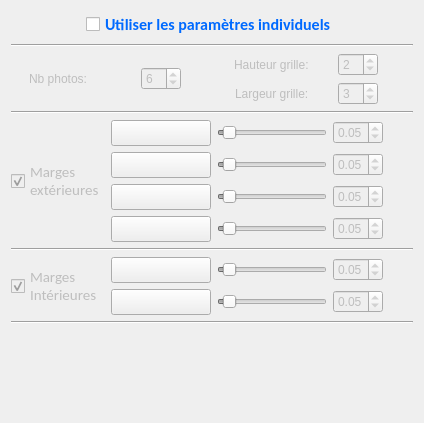
First picture: the form in PhotosConsigne/ui/IndividualPage.ui, repository FlorianLance/PhotosConsigne, before the edit.
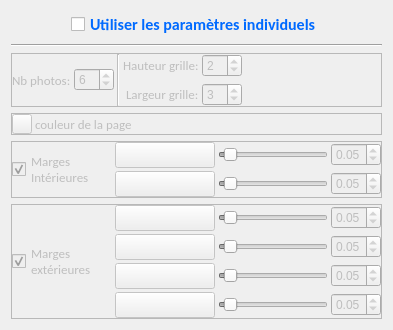
Second picture: the form after the edit. Icons and pictures are not drawn.

Diff of the .ui file:
```diff
--- a/PhotosConsigne/ui/IndividualPage.ui
+++ b/PhotosConsigne/ui/IndividualPage.ui
@@ -6,27 +6,14 @@
    <rect>
     <x>0</x>
     <y>0</y>
-    <width>420</width>
-    <height>423</height>
+    <width>389</width>
+    <height>324</height>
    </rect>
   </property>
   <property name="windowTitle">
    <string>Form</string>
   </property>
   <layout class="QGridLayout" name="gridLayout">
-   <item row="5" column="0">
-    <spacer name="verticalSpacer">
-     <property name="orientation">
-      <enum>Qt::Vertical</enum>
-     </property>
-     <property name="sizeHint" stdset="0">
-      <size>
-       <width>20</width>
-       <height>40</height>
-      </size>
-     </property>
-    </spacer>
-   </item>
    <item row="0" column="0">
     <layout class="QHBoxLayout" name="horizontalLayout">
      <item alignment="Qt::AlignHCenter">
@@ -64,151 +51,326 @@
      </property>
     </widget>
    </item>
-   <item row="2" column="0">
-    <layout class="QGridLayout" name="gridLayout_2">
-     <item row="9" column="2">
-      <widget class="QPushButton" name="pbVerticalMargins">
-       <property name="minimumSize">
-        <size>
-         <width>100</width>
-         <height>26</height>
-        </size>
-       </property>
-       <property name="maximumSize">
-        <size>
-         <width>100</width>
-         <height>25</height>
-        </size>
-       </property>
-       <property name="text">
-        <string/>
-       </property>
-       <property name="icon">
-        <iconset resource="../resources.qrc">
-         <normaloff>:/images/vInterMargins</normaloff>:/images/vInterMargins</iconset>
-       </property>
-       <property name="iconSize">
-        <size>
-         <width>100</width>
-         <height>60</height>
-        </size>
-       </property>
-      </widget>
-     </item>
-     <item row="3" column="0" colspan="10">
-      <widget class="Line" name="line_2">
+   <item row="10" column="0">
+    <spacer name="verticalSpacer">
        <property name="orientation">
-        <enum>Qt::Horizontal</enum>
-       </property>
-      </widget>
-     </item>
-     <item row="6" column="2">
-      <widget class="QPushButton" name="pbRightMargins">
-       <property name="minimumSize">
+      <enum>Qt::Vertical</enum>
+     </property>
+     <property name="sizeHint" stdset="0">
         <size>
-         <width>100</width>
-         <height>26</height>
-        </size>
-       </property>
-       <property name="maximumSize">
+       <width>20</width>
+       <height>40</height>
+      </size>
+     </property>
+    </spacer>
+   </item>
+   <item row="6" column="0">
+    <widget class="QFrame" name="fInterMargins">
+     <property name="enabled">
+      <bool>false</bool>
+     </property>
+     <property name="minimumSize">
         <size>
-         <width>100</width>
-         <height>25</height>
-        </size>
-       </property>
-       <property name="text">
-        <string/>
-       </property>
-       <property name="icon">
-        <iconset resource="../resources.qrc">
-         <normaloff>:/images/rightExtMargins</normaloff>:/images/rightExtMargins</iconset>
-       </property>
-       <property name="iconSize">
-        <size>
-         <width>100</width>
-         <height>60</height>
-        </size>
-       </property>
-      </widget>
-     </item>
-     <item row="7" column="2">
-      <widget class="QPushButton" name="pbBottomMargins">
-       <property name="minimumSize">
-        <size>
-         <width>100</width>
-         <height>26</height>
-        </size>
-       </property>
-       <property name="maximumSize">
-        <size>
-         <width>100</width>
-         <height>25</height>
-        </size>
-       </property>
-       <property name="text">
-        <string/>
-       </property>
-       <property name="icon">
-        <iconset resource="../resources.qrc">
-         <normaloff>:/images/bottomExtMargins</normaloff>:/images/bottomExtMargins</iconset>
-       </property>
-       <property name="iconSize">
-        <size>
-         <width>100</width>
-         <height>60</height>
-        </size>
-       </property>
-      </widget>
-     </item>
-     <item row="9" column="0" rowspan="2" colspan="2">
+       <width>0</width>
+       <height>0</height>
+      </size>
+     </property>
+     <property name="frameShape">
+      <enum>QFrame::StyledPanel</enum>
+     </property>
+     <property name="frameShadow">
+      <enum>QFrame::Raised</enum>
+     </property>
+     <layout class="QGridLayout" name="gridLayout_5">
+      <property name="leftMargin">
+       <number>0</number>
+      </property>
+      <property name="topMargin">
+       <number>0</number>
+      </property>
+      <property name="rightMargin">
+       <number>0</number>
+      </property>
+      <property name="bottomMargin">
+       <number>0</number>
+      </property>
+      <property name="spacing">
+       <number>3</number>
+      </property>
+      <item row="0" column="0" rowspan="2">
       <widget class="QCheckBox" name="cbAddInteriorMargins">
        <property name="enabled">
         <bool>false</bool>
        </property>
+        <property name="minimumSize">
+         <size>
+          <width>100</width>
+          <height>0</height>
+         </size>
+        </property>
        <property name="toolTip">
         <string>Activation des marges intérieures</string>
        </property>
        <property name="styleSheet">
-        <string notr="true">QWidget {
-  
-    font:  11pt Calibri;
+         <string notr="true">QWidget{  
 
-
+    font:  10pt Calibri;
  }
 
-QWidget::enabled{
-
+QWidget::enabled {
 
 	color : rgb(0,106,255);
 }</string>
        </property>
        <property name="text">
         <string>Marges 
-Intérieures</string>
+Intérieures </string>
        </property>
        <property name="checked">
         <bool>true</bool>
        </property>
       </widget>
      </item>
-     <item row="4" column="0" rowspan="4" colspan="2">
+      <item row="0" column="3">
+       <widget class="QDoubleSpinBox" name="dsbVerticalMargins">
+        <property name="enabled">
+         <bool>false</bool>
+        </property>
+        <property name="maximumSize">
+         <size>
+          <width>50</width>
+          <height>16777215</height>
+         </size>
+        </property>
+        <property name="toolTip">
+         <string>Ratio de la marge intérieure verticale</string>
+        </property>
+        <property name="maximum">
+         <double>1.000000000000000</double>
+        </property>
+        <property name="singleStep">
+         <double>0.010000000000000</double>
+        </property>
+        <property name="value">
+         <double>0.050000000000000</double>
+        </property>
+       </widget>
+      </item>
+      <item row="1" column="2">
+       <widget class="QSlider" name="hsHorizontalMargins">
+        <property name="enabled">
+         <bool>false</bool>
+        </property>
+        <property name="minimumSize">
+         <size>
+          <width>110</width>
+          <height>0</height>
+         </size>
+        </property>
+        <property name="maximumSize">
+         <size>
+          <width>110</width>
+          <height>16777215</height>
+         </size>
+        </property>
+        <property name="toolTip">
+         <string>Ratio de la marge intérieure horizontale</string>
+        </property>
+        <property name="maximum">
+         <number>1000</number>
+        </property>
+        <property name="value">
+         <number>50</number>
+        </property>
+        <property name="orientation">
+         <enum>Qt::Horizontal</enum>
+        </property>
+       </widget>
+      </item>
+      <item row="0" column="2">
+       <widget class="QSlider" name="hsVerticalMargins">
+        <property name="enabled">
+         <bool>false</bool>
+        </property>
+        <property name="minimumSize">
+         <size>
+          <width>110</width>
+          <height>0</height>
+         </size>
+        </property>
+        <property name="maximumSize">
+         <size>
+          <width>110</width>
+          <height>16777215</height>
+         </size>
+        </property>
+        <property name="toolTip">
+         <string>Ratio de la marge intérieure verticale</string>
+        </property>
+        <property name="maximum">
+         <number>1000</number>
+        </property>
+        <property name="value">
+         <number>50</number>
+        </property>
+        <property name="orientation">
+         <enum>Qt::Horizontal</enum>
+        </property>
+       </widget>
+      </item>
+      <item row="0" column="1">
+       <widget class="QPushButton" name="pbVerticalMargins">
+        <property name="minimumSize">
+         <size>
+          <width>100</width>
+          <height>26</height>
+         </size>
+        </property>
+        <property name="maximumSize">
+         <size>
+          <width>100</width>
+          <height>25</height>
+         </size>
+        </property>
+        <property name="text">
+         <string/>
+        </property>
+        <property name="icon">
+         <iconset resource="../resources.qrc">
+          <normaloff>:/images/vInterMargins</normaloff>:/images/vInterMargins</iconset>
+        </property>
+        <property name="iconSize">
+         <size>
+          <width>100</width>
+          <height>60</height>
+         </size>
+        </property>
+       </widget>
+      </item>
+      <item row="1" column="1">
+       <widget class="QPushButton" name="pbHorizontalMargins">
+        <property name="minimumSize">
+         <size>
+          <width>100</width>
+          <height>26</height>
+         </size>
+        </property>
+        <property name="maximumSize">
+         <size>
+          <width>100</width>
+          <height>25</height>
+         </size>
+        </property>
+        <property name="text">
+         <string/>
+        </property>
+        <property name="icon">
+         <iconset resource="../resources.qrc">
+          <normaloff>:/images/hInterMargins</normaloff>:/images/hInterMargins</iconset>
+        </property>
+        <property name="iconSize">
+         <size>
+          <width>100</width>
+          <height>60</height>
+         </size>
+        </property>
+       </widget>
+      </item>
+      <item row="1" column="3">
+       <widget class="QDoubleSpinBox" name="dsbHorizontalMargins">
+        <property name="enabled">
+         <bool>false</bool>
+        </property>
+        <property name="maximumSize">
+         <size>
+          <width>50</width>
+          <height>16777215</height>
+         </size>
+        </property>
+        <property name="toolTip">
+         <string>Ratio de la marge intérieure horizontale</string>
+        </property>
+        <property name="maximum">
+         <double>1.000000000000000</double>
+        </property>
+        <property name="singleStep">
+         <double>0.010000000000000</double>
+        </property>
+        <property name="value">
+         <double>0.050000000000000</double>
+        </property>
+       </widget>
+      </item>
+      <item row="0" column="4">
+       <spacer name="horizontalSpacer_5">
+        <property name="orientation">
+         <enum>Qt::Horizontal</enum>
+        </property>
+        <property name="sizeHint" stdset="0">
+         <size>
+          <width>40</width>
+          <height>20</height>
+         </size>
+        </property>
+       </spacer>
+      </item>
+     </layout>
+    </widget>
+   </item>
+   <item row="7" column="0">
+    <widget class="QFrame" name="fExternMargins">
+     <property name="enabled">
+      <bool>false</bool>
+     </property>
+     <property name="minimumSize">
+      <size>
+       <width>0</width>
+       <height>0</height>
+      </size>
+     </property>
+     <property name="frameShape">
+      <enum>QFrame::StyledPanel</enum>
+     </property>
+     <property name="frameShadow">
+      <enum>QFrame::Raised</enum>
+     </property>
+     <layout class="QGridLayout" name="gridLayout_4">
+      <property name="leftMargin">
+       <number>0</number>
+      </property>
+      <property name="topMargin">
+       <number>0</number>
+      </property>
+      <property name="rightMargin">
+       <number>0</number>
+      </property>
+      <property name="bottomMargin">
+       <number>0</number>
+      </property>
+      <property name="spacing">
+       <number>3</number>
+      </property>
+      <item row="0" column="0" rowspan="4" alignment="Qt::AlignLeft">
       <widget class="QCheckBox" name="cbAddExteriorMargins">
        <property name="enabled">
         <bool>false</bool>
        </property>
+        <property name="minimumSize">
+         <size>
+          <width>100</width>
+          <height>0</height>
+         </size>
+        </property>
        <property name="toolTip">
         <string>Activation des marges extérieures</string>
        </property>
        <property name="styleSheet">
-        <string notr="true">QWidget {
-  
-    font:  11pt Calibri;
+         <string notr="true">QWidget{  
 
-
+    font:  10pt Calibri;
  }
 
-QWidget::enabled{
-
+QWidget::enabled {
 
 	color : rgb(0,106,255);
 }</string>
@@ -222,7 +384,36 @@
        </property>
       </widget>
      </item>
-     <item row="5" column="2">
+      <item row="3" column="1">
+       <widget class="QPushButton" name="pbRightMargins">
+        <property name="minimumSize">
+         <size>
+          <width>100</width>
+          <height>26</height>
+         </size>
+        </property>
+        <property name="maximumSize">
+         <size>
+          <width>100</width>
+          <height>25</height>
+         </size>
+        </property>
+        <property name="text">
+         <string/>
+        </property>
+        <property name="icon">
+         <iconset resource="../resources.qrc">
+          <normaloff>:/images/rightExtMargins</normaloff>:/images/rightExtMargins</iconset>
+        </property>
+        <property name="iconSize">
+         <size>
+          <width>100</width>
+          <height>60</height>
+         </size>
+        </property>
+       </widget>
+      </item>
+      <item row="0" column="1">
       <widget class="QPushButton" name="pbTopMargins">
        <property name="minimumSize">
         <size>
@@ -251,14 +442,92 @@
        </property>
       </widget>
      </item>
-     <item row="11" column="0" colspan="10">
-      <widget class="Line" name="line_4">
+      <item row="1" column="1">
+       <widget class="QPushButton" name="pbBottomMargins">
+        <property name="minimumSize">
+         <size>
+          <width>100</width>
+          <height>26</height>
+         </size>
+        </property>
+        <property name="maximumSize">
+         <size>
+          <width>100</width>
+          <height>25</height>
+         </size>
+        </property>
+        <property name="text">
+         <string/>
+        </property>
+        <property name="icon">
+         <iconset resource="../resources.qrc">
+          <normaloff>:/images/bottomExtMargins</normaloff>:/images/bottomExtMargins</iconset>
+        </property>
+        <property name="iconSize">
+         <size>
+          <width>100</width>
+          <height>60</height>
+         </size>
+        </property>
+       </widget>
+      </item>
+      <item row="1" column="2">
+       <widget class="QSlider" name="hsBottomMargins">
+        <property name="enabled">
+         <bool>false</bool>
+        </property>
+        <property name="minimumSize">
+         <size>
+          <width>110</width>
+          <height>0</height>
+         </size>
+        </property>
+        <property name="maximumSize">
+         <size>
+          <width>110</width>
+          <height>16777215</height>
+         </size>
+        </property>
+        <property name="toolTip">
+         <string>Ratio de la marge extérieure du bas</string>
+        </property>
+        <property name="maximum">
+         <number>1000</number>
+        </property>
+        <property name="value">
+         <number>50</number>
+        </property>
        <property name="orientation">
         <enum>Qt::Horizontal</enum>
        </property>
       </widget>
      </item>
-     <item row="4" column="2">
+      <item row="1" column="3">
+       <widget class="QDoubleSpinBox" name="dsbBottomMargins">
+        <property name="enabled">
+         <bool>false</bool>
+        </property>
+        <property name="maximumSize">
+         <size>
+          <width>50</width>
+          <height>16777215</height>
+         </size>
+        </property>
+        <property name="toolTip">
+         <string>Ratio de la marge extérieure du bas</string>
+        </property>
+        <property name="maximum">
+         <double>1.000000000000000</double>
+        </property>
+        <property name="singleStep">
+         <double>0.010000000000000</double>
+        </property>
+        <property name="value">
+         <double>0.050000000000000</double>
+        </property>
+       </widget>
+      </item>
+      <item row="2" column="1">
       <widget class="QPushButton" name="pbLeftMargins">
        <property name="minimumSize">
         <size>
@@ -293,43 +562,69 @@
        </property>
       </widget>
      </item>
-     <item row="10" column="2">
-      <widget class="QPushButton" name="pbHorizontalMargins">
+      <item row="3" column="2">
+       <widget class="QSlider" name="hsRightMargins">
+        <property name="enabled">
+         <bool>false</bool>
+        </property>
        <property name="minimumSize">
         <size>
-         <width>100</width>
-         <height>26</height>
+          <width>110</width>
+          <height>0</height>
         </size>
        </property>
        <property name="maximumSize">
         <size>
-         <width>100</width>
-         <height>25</height>
-        </size>
-       </property>
-       <property name="text">
-        <string/>
-       </property>
-       <property name="icon">
-        <iconset resource="../resources.qrc">
-         <normaloff>:/images/hInterMargins</normaloff>:/images/hInterMargins</iconset>
-       </property>
-       <property name="iconSize">
-        <size>
-         <width>100</width>
-         <height>60</height>
-        </size>
-       </property>
-      </widget>
-     </item>
-     <item row="8" column="0" colspan="10">
-      <widget class="Line" name="line_5">
+          <width>110</width>
+          <height>16777215</height>
+         </size>
+        </property>
+        <property name="toolTip">
+         <string>Ratio de la marge extérieure droite</string>
+        </property>
+        <property name="maximum">
+         <number>1000</number>
+        </property>
+        <property name="value">
+         <number>50</number>
+        </property>
+        <property name="orientation">
+         <enum>Qt::Horizontal</enum>
+        </property>
+       </widget>
+      </item>
+      <item row="0" column="2">
+       <widget class="QSlider" name="hsTopMargins">
+        <property name="enabled">
+         <bool>false</bool>
+        </property>
+        <property name="minimumSize">
+         <size>
+          <width>110</width>
+          <height>0</height>
+         </size>
+        </property>
+        <property name="maximumSize">
+         <size>
+          <width>110</width>
+          <height>16777215</height>
+         </size>
+        </property>
+        <property name="toolTip">
+         <string>Ratio de la marge extérieure du haut</string>
+        </property>
+        <property name="maximum">
+         <number>1000</number>
+        </property>
+        <property name="value">
+         <number>50</number>
+        </property>
        <property name="orientation">
         <enum>Qt::Horizontal</enum>
        </property>
       </widget>
      </item>
-     <item row="4" column="3">
+      <item row="2" column="2">
       <widget class="QSlider" name="hsLeftMargins">
        <property name="enabled">
         <bool>false</bool>
@@ -360,237 +655,7 @@
        </property>
       </widget>
      </item>
-     <item row="5" column="3">
-      <widget class="QSlider" name="hsTopMargins">
-       <property name="enabled">
-        <bool>false</bool>
-       </property>
-       <property name="minimumSize">
-        <size>
-         <width>110</width>
-         <height>0</height>
-        </size>
-       </property>
-       <property name="maximumSize">
-        <size>
-         <width>110</width>
-         <height>16777215</height>
-        </size>
-       </property>
-       <property name="toolTip">
-        <string>Ratio de la marge extérieure du haut</string>
-       </property>
-       <property name="maximum">
-        <number>1000</number>
-       </property>
-       <property name="value">
-        <number>50</number>
-       </property>
-       <property name="orientation">
-        <enum>Qt::Horizontal</enum>
-       </property>
-      </widget>
-     </item>
-     <item row="6" column="3">
-      <widget class="QSlider" name="hsRightMargins">
-       <property name="enabled">
-        <bool>false</bool>
-       </property>
-       <property name="minimumSize">
-        <size>
-         <width>110</width>
-         <height>0</height>
-        </size>
-       </property>
-       <property name="maximumSize">
-        <size>
-         <width>110</width>
-         <height>16777215</height>
-        </size>
-       </property>
-       <property name="toolTip">
-        <string>Ratio de la marge extérieure droite</string>
-       </property>
-       <property name="maximum">
-        <number>1000</number>
-       </property>
-       <property name="value">
-        <number>50</number>
-       </property>
-       <property name="orientation">
-        <enum>Qt::Horizontal</enum>
-       </property>
-      </widget>
-     </item>
-     <item row="7" column="3">
-      <widget class="QSlider" name="hsBottomMargins">
-       <property name="enabled">
-        <bool>false</bool>
-       </property>
-       <property name="minimumSize">
-        <size>
-         <width>110</width>
-         <height>0</height>
-        </size>
-       </property>
-       <property name="maximumSize">
-        <size>
-         <width>110</width>
-         <height>16777215</height>
-        </size>
-       </property>
-       <property name="toolTip">
-        <string>Ratio de la marge extérieure du bas</string>
-       </property>
-       <property name="maximum">
-        <number>1000</number>
-       </property>
-       <property name="value">
-        <number>50</number>
-       </property>
-       <property name="orientation">
-        <enum>Qt::Horizontal</enum>
-       </property>
-      </widget>
-     </item>
-     <item row="9" column="3">
-      <widget class="QSlider" name="hsVerticalMargins">
-       <property name="enabled">
-        <bool>false</bool>
-       </property>
-       <property name="minimumSize">
-        <size>
-         <width>110</width>
-         <height>0</height>
-        </size>
-       </property>
-       <property name="maximumSize">
-        <size>
-         <width>110</width>
-         <height>16777215</height>
-        </size>
-       </property>
-       <property name="toolTip">
-        <string>Ratio de la marge intérieure verticale</string>
-       </property>
-       <property name="maximum">
-        <number>1000</number>
-       </property>
-       <property name="value">
-        <number>50</number>
-       </property>
-       <property name="orientation">
-        <enum>Qt::Horizontal</enum>
-       </property>
-      </widget>
-     </item>
-     <item row="10" column="3">
-      <widget class="QSlider" name="hsHorizontalMargins">
-       <property name="enabled">
-        <bool>false</bool>
-       </property>
-       <property name="minimumSize">
-        <size>
-         <width>110</width>
-         <height>0</height>
-        </size>
-       </property>
-       <property name="maximumSize">
-        <size>
-         <width>110</width>
-         <height>16777215</height>
-        </size>
-       </property>
-       <property name="toolTip">
-        <string>Ratio de la marge intérieure horizontale</string>
-       </property>
-       <property name="maximum">
-        <number>1000</number>
-       </property>
-       <property name="value">
-        <number>50</number>
-       </property>
-       <property name="orientation">
-        <enum>Qt::Horizontal</enum>
-       </property>
-      </widget>
-     </item>
-     <item row="10" column="4">
-      <widget class="QDoubleSpinBox" name="dsbHorizontalMargins">
-       <property name="enabled">
-        <bool>false</bool>
-       </property>
-       <property name="maximumSize">
-        <size>
-         <width>50</width>
-         <height>16777215</height>
-        </size>
-       </property>
-       <property name="toolTip">
-        <string>Ratio de la marge intérieure horizontale</string>
-       </property>
-       <property name="maximum">
-        <double>1.000000000000000</double>
-       </property>
-       <property name="singleStep">
-        <double>0.010000000000000</double>
-       </property>
-       <property name="value">
-        <double>0.050000000000000</double>
-       </property>
-      </widget>
-     </item>
-     <item row="9" column="4">
-      <widget class="QDoubleSpinBox" name="dsbVerticalMargins">
-       <property name="enabled">
-        <bool>false</bool>
-       </property>
-       <property name="maximumSize">
-        <size>
-         <width>50</width>
-         <height>16777215</height>
-        </size>
-       </property>
-       <property name="toolTip">
-        <string>Ratio de la marge intérieure verticale</string>
-       </property>
-       <property name="maximum">
-        <double>1.000000000000000</double>
-       </property>
-       <property name="singleStep">
-        <double>0.010000000000000</double>
-       </property>
-       <property name="value">
-        <double>0.050000000000000</double>
-       </property>
-      </widget>
-     </item>
-     <item row="7" column="4">
-      <widget class="QDoubleSpinBox" name="dsbBottomMargins">
-       <property name="enabled">
-        <bool>false</bool>
-       </property>
-       <property name="maximumSize">
-        <size>
-         <width>50</width>
-         <height>16777215</height>
-        </size>
-       </property>
-       <property name="toolTip">
-        <string>Ratio de la marge extérieure du bas</string>
-       </property>
-       <property name="maximum">
-        <double>1.000000000000000</double>
-       </property>
-       <property name="singleStep">
-        <double>0.010000000000000</double>
-       </property>
-       <property name="value">
-        <double>0.050000000000000</double>
-       </property>
-      </widget>
-     </item>
-     <item row="6" column="4">
+      <item row="3" column="3">
       <widget class="QDoubleSpinBox" name="dsbRightMargins">
        <property name="enabled">
         <bool>false</bool>
@@ -615,32 +680,7 @@
        </property>
       </widget>
      </item>
-     <item row="5" column="4">
-      <widget class="QDoubleSpinBox" name="dsbTopMargins">
-       <property name="enabled">
-        <bool>false</bool>
-       </property>
-       <property name="maximumSize">
-        <size>
-         <width>50</width>
-         <height>16777215</height>
-        </size>
-       </property>
-       <property name="toolTip">
-        <string>Ratio de la marge extérieure du haut</string>
-       </property>
-       <property name="maximum">
-        <double>1.000000000000000</double>
-       </property>
-       <property name="singleStep">
-        <double>0.010000000000000</double>
-       </property>
-       <property name="value">
-        <double>0.050000000000000</double>
-       </property>
-      </widget>
-     </item>
-     <item row="4" column="4">
+      <item row="2" column="3">
       <widget class="QDoubleSpinBox" name="dsbLeftMargins">
        <property name="enabled">
         <bool>false</bool>
@@ -665,47 +705,262 @@
        </property>
       </widget>
      </item>
-     <item row="1" column="3" alignment="Qt::AlignHCenter">
+      <item row="0" column="3">
+       <widget class="QDoubleSpinBox" name="dsbTopMargins">
+        <property name="enabled">
+         <bool>false</bool>
+        </property>
+        <property name="maximumSize">
+         <size>
+          <width>50</width>
+          <height>16777215</height>
+         </size>
+        </property>
+        <property name="toolTip">
+         <string>Ratio de la marge extérieure du haut</string>
+        </property>
+        <property name="maximum">
+         <double>1.000000000000000</double>
+        </property>
+        <property name="singleStep">
+         <double>0.010000000000000</double>
+        </property>
+        <property name="value">
+         <double>0.050000000000000</double>
+        </property>
+       </widget>
+      </item>
+      <item row="1" column="4">
+       <spacer name="horizontalSpacer_4">
+        <property name="orientation">
+         <enum>Qt::Horizontal</enum>
+        </property>
+        <property name="sizeHint" stdset="0">
+         <size>
+          <width>40</width>
+          <height>20</height>
+         </size>
+        </property>
+       </spacer>
+      </item>
+     </layout>
+    </widget>
+   </item>
+   <item row="3" column="0">
+    <widget class="QFrame" name="fColorPage">
+     <property name="enabled">
+      <bool>false</bool>
+     </property>
+     <property name="minimumSize">
+      <size>
+       <width>0</width>
+       <height>0</height>
+      </size>
+     </property>
+     <property name="frameShape">
+      <enum>QFrame::StyledPanel</enum>
+     </property>
+     <property name="frameShadow">
+      <enum>QFrame::Raised</enum>
+     </property>
+     <layout class="QHBoxLayout" name="horizontalLayout_2">
+      <property name="spacing">
+       <number>3</number>
+      </property>
+      <property name="leftMargin">
+       <number>0</number>
+      </property>
+      <property name="topMargin">
+       <number>0</number>
+      </property>
+      <property name="rightMargin">
+       <number>0</number>
+      </property>
+      <property name="bottomMargin">
+       <number>0</number>
+      </property>
+      <item>
+       <widget class="QToolButton" name="tbColorPage">
+        <property name="enabled">
+         <bool>false</bool>
+        </property>
+        <property name="minimumSize">
+         <size>
+          <width>20</width>
+          <height>20</height>
+         </size>
+        </property>
+        <property name="maximumSize">
+         <size>
+          <width>20</width>
+          <height>20</height>
+         </size>
+        </property>
+        <property name="styleSheet">
+         <string notr="true"/>
+        </property>
+        <property name="text">
+         <string/>
+        </property>
+       </widget>
+      </item>
+      <item>
+       <widget class="QLabel" name="laColorPage">
+        <property name="enabled">
+         <bool>false</bool>
+        </property>
+        <property name="styleSheet">
+         <string notr="true">QWidget{  
+
+    font:  10pt Calibri;
+ }
+
+QWidget::enabled {
+
+	color : rgb(0,106,255);
+}</string>
+        </property>
+        <property name="text">
+         <string>couleur de la page</string>
+        </property>
+       </widget>
+      </item>
+      <item>
+       <spacer name="horizontalSpacer_2">
+        <property name="orientation">
+         <enum>Qt::Horizontal</enum>
+        </property>
+        <property name="sizeHint" stdset="0">
+         <size>
+          <width>239</width>
+          <height>20</height>
+         </size>
+        </property>
+       </spacer>
+      </item>
+     </layout>
+    </widget>
+   </item>
+   <item row="2" column="0">
+    <widget class="QFrame" name="fPhotosNb">
+     <property name="enabled">
+      <bool>false</bool>
+     </property>
+     <property name="minimumSize">
+      <size>
+       <width>0</width>
+       <height>0</height>
+      </size>
+     </property>
+     <property name="frameShape">
+      <enum>QFrame::StyledPanel</enum>
+     </property>
+     <property name="frameShadow">
+      <enum>QFrame::Raised</enum>
+     </property>
+     <layout class="QGridLayout" name="gridLayout_3">
+      <property name="leftMargin">
+       <number>0</number>
+      </property>
+      <property name="topMargin">
+       <number>0</number>
+      </property>
+      <property name="rightMargin">
+       <number>0</number>
+      </property>
+      <property name="bottomMargin">
+       <number>0</number>
+      </property>
+      <property name="spacing">
+       <number>3</number>
+      </property>
+      <item row="0" column="2" rowspan="3">
+       <widget class="QSpinBox" name="sbNbPhotos">
+        <property name="enabled">
+         <bool>false</bool>
+        </property>
+        <property name="minimumSize">
+         <size>
+          <width>40</width>
+          <height>0</height>
+         </size>
+        </property>
+        <property name="maximumSize">
+         <size>
+          <width>40</width>
+          <height>16777215</height>
+         </size>
+        </property>
+        <property name="toolTip">
+         <string>&lt;html&gt;&lt;head/&gt;&lt;body&gt;&lt;p&gt;Nombre de photos horizontalement&lt;/p&gt;&lt;/body&gt;&lt;/html&gt;</string>
+        </property>
+        <property name="minimum">
+         <number>1</number>
+        </property>
+        <property name="maximum">
+         <number>50</number>
+        </property>
+        <property name="value">
+         <number>6</number>
+        </property>
+       </widget>
+      </item>
+      <item row="0" column="6">
+       <spacer name="horizontalSpacer_3">
+        <property name="orientation">
+         <enum>Qt::Horizontal</enum>
+        </property>
+        <property name="sizeHint" stdset="0">
+         <size>
+          <width>40</width>
+          <height>20</height>
+         </size>
+        </property>
+       </spacer>
+      </item>
+      <item row="2" column="4" alignment="Qt::AlignRight">
       <widget class="QLabel" name="laHSize">
        <property name="enabled">
         <bool>false</bool>
        </property>
        <property name="styleSheet">
-        <string notr="true">QWidget::enabled {
-  
-	color : rgb(0,106,255);
+         <string notr="true">QWidget{  
 
+    font:  10pt Calibri;
  }
 
+QWidget::enabled {
 
-</string>
+	color : rgb(0,106,255);
+}</string>
        </property>
        <property name="text">
         <string>Largeur grille:</string>
        </property>
       </widget>
      </item>
-     <item row="0" column="3" alignment="Qt::AlignHCenter">
+      <item row="0" column="4" alignment="Qt::AlignRight">
       <widget class="QLabel" name="laVSize">
        <property name="enabled">
         <bool>false</bool>
        </property>
        <property name="styleSheet">
-        <string notr="true">QWidget::enabled {
-  
-	color : rgb(0,106,255);
+         <string notr="true">QWidget{  
 
+    font:  10pt Calibri;
  }
 
+QWidget::enabled {
 
-</string>
+	color : rgb(0,106,255);
+}</string>
        </property>
        <property name="text">
         <string>Hauteur grille:</string>
        </property>
       </widget>
      </item>
-     <item row="0" column="4" alignment="Qt::AlignHCenter">
+      <item row="0" column="5">
       <widget class="QSpinBox" name="sbVSizeGrid">
        <property name="enabled">
         <bool>false</bool>
@@ -736,72 +991,29 @@
        </property>
       </widget>
      </item>
-     <item row="1" column="4" alignment="Qt::AlignHCenter">
-      <widget class="QSpinBox" name="sbHSizeGrid">
-       <property name="enabled">
-        <bool>false</bool>
-       </property>
-       <property name="minimumSize">
-        <size>
-         <width>40</width>
-         <height>0</height>
-        </size>
-       </property>
-       <property name="maximumSize">
-        <size>
-         <width>40</width>
-         <height>16777215</height>
-        </size>
-       </property>
-       <property name="toolTip">
-        <string>Nombre de photos verticalement</string>
-       </property>
-       <property name="minimum">
-        <number>1</number>
-       </property>
-       <property name="maximum">
-        <number>50</number>
-       </property>
-       <property name="value">
-        <number>3</number>
-       </property>
-      </widget>
-     </item>
-     <item row="1" column="5">
-      <spacer name="horizontalSpacer">
-       <property name="orientation">
-        <enum>Qt::Horizontal</enum>
-       </property>
-       <property name="sizeHint" stdset="0">
-        <size>
-         <width>40</width>
-         <height>20</height>
-        </size>
-       </property>
-      </spacer>
-     </item>
-     <item row="0" column="0" rowspan="2" colspan="2" alignment="Qt::AlignHCenter">
+      <item row="0" column="1" rowspan="3" alignment="Qt::AlignRight">
       <widget class="QLabel" name="laNbPhotos">
        <property name="enabled">
         <bool>false</bool>
        </property>
        <property name="styleSheet">
-        <string notr="true">QWidget::enabled {
-  
-	color : rgb(0,106,255);
+         <string notr="true">QWidget{  
 
+    font:  10pt Calibri;
  }
 
+QWidget::enabled {
 
-</string>
+	color : rgb(0,106,255);
+}</string>
        </property>
        <property name="text">
         <string>Nb photos:</string>
        </property>
       </widget>
      </item>
-     <item row="0" column="2" rowspan="2" alignment="Qt::AlignHCenter">
-      <widget class="QSpinBox" name="sbNbPhotos">
+      <item row="2" column="5">
+       <widget class="QSpinBox" name="sbHSizeGrid">
        <property name="enabled">
         <bool>false</bool>
        </property>
@@ -827,11 +1039,19 @@
         <number>50</number>
        </property>
        <property name="value">
-        <number>6</number>
+         <number>3</number>
+        </property>
+       </widget>
+      </item>
+      <item row="0" column="3" rowspan="3">
+       <widget class="Line" name="line_3">
+        <property name="orientation">
+         <enum>Qt::Vertical</enum>
        </property>
       </widget>
      </item>
     </layout>
+    </widget>
    </item>
   </layout>
  </widget>
```
Left out of the diff: 2 changed lines with no effect on the pictures. Lines whose indentation alone changed are shown as unchanged.
